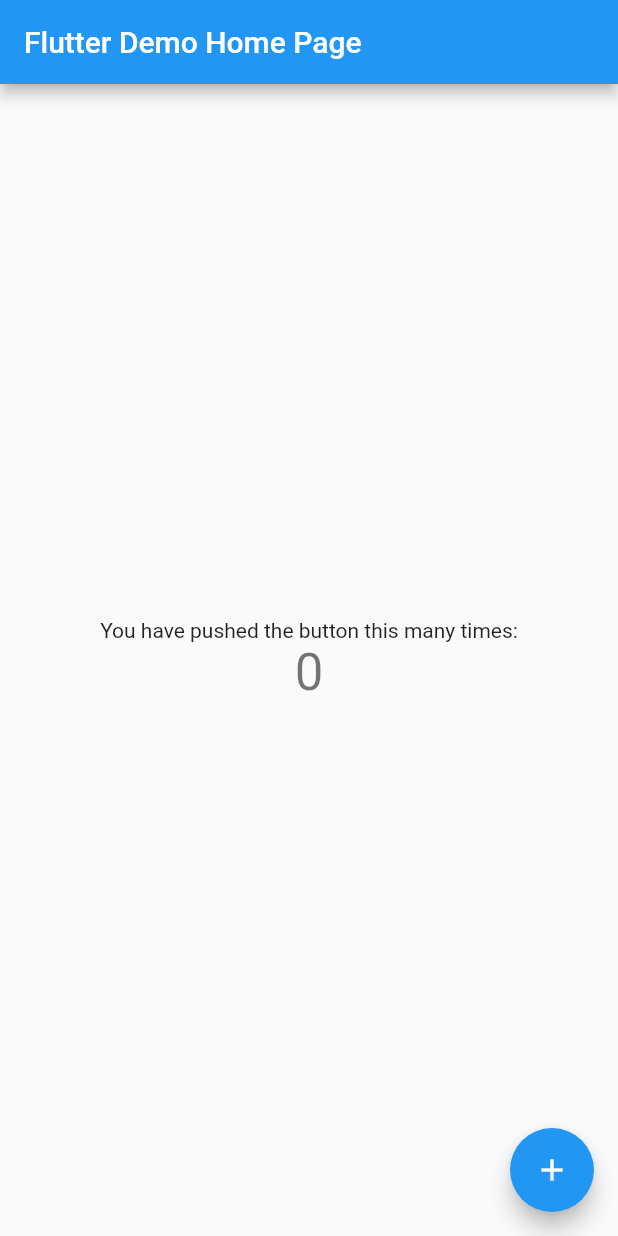
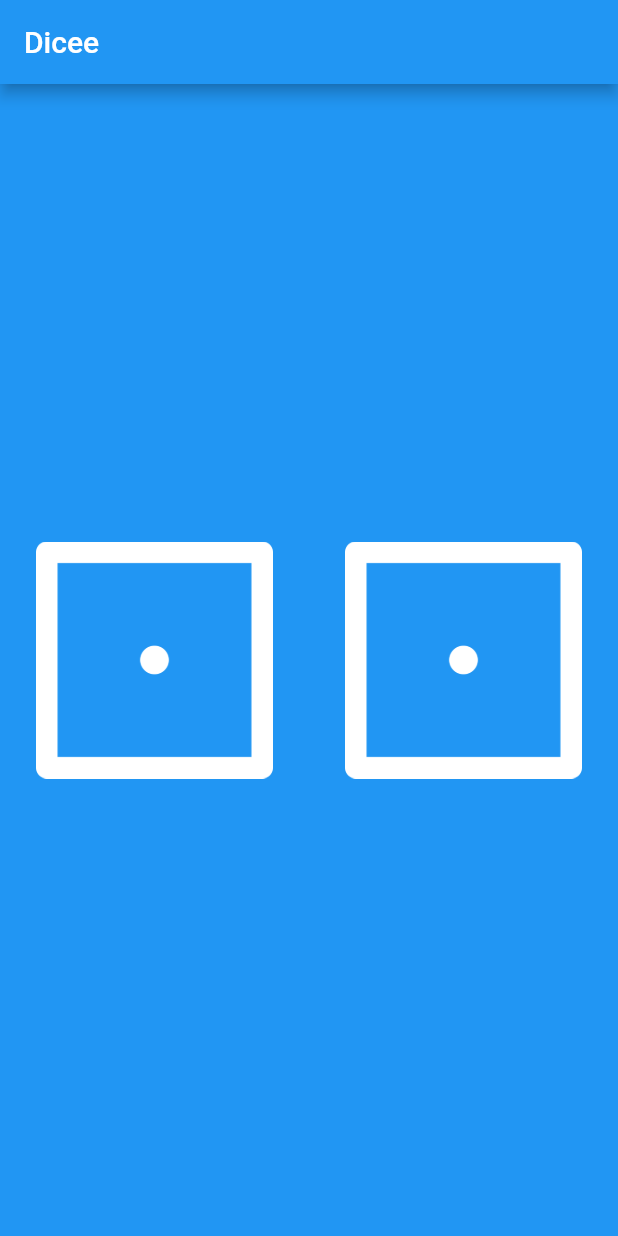
Before and after one commit to junkajii/dicee, a Flutter app: the screen it shows after launch, on a phone screen of 412 x 824 dp. Run offline on Flutter 3.47's test engine with Material 2 defaults, Android fonts, the phone set to English and light mode, and no system bars.

Commit message:
✨ dicee app

```diff
--- a/lib/main.dart
+++ b/lib/main.dart
@@ -1,113 +1,69 @@
+import 'dart:math';
+
 import 'package:flutter/material.dart';
 
 void main() {
-  runApp(MyApp());
+  return runApp(
+    MaterialApp(
+      debugShowCheckedModeBanner: false,
+      home: Scaffold(
+        backgroundColor: Colors.blue,
+        appBar: AppBar(
+          title: Text('Dicee'),
+        ),
+        body: DiceePage(),
+      ),
+    ),
+  );
 }
 
-class MyApp extends StatelessWidget {
-  // This widget is the root of your application.
+class DiceePage extends StatefulWidget {
   @override
-  Widget build(BuildContext context) {
-    return MaterialApp(
-      title: 'Flutter Demo',
-      theme: ThemeData(
-        // This is the theme of your application.
-        //
-        // Try running your application with "flutter run". You'll see the
-        // application has a blue toolbar. Then, without quitting the app, try
-        // changing the primarySwatch below to Colors.green and then invoke
-        // "hot reload" (press "r" in the console where you ran "flutter run",
-        // or simply save your changes to "hot reload" in a Flutter IDE).
-        // Notice that the counter didn't reset back to zero; the application
-        // is not restarted.
-        primarySwatch: Colors.blue,
-      ),
-      home: MyHomePage(title: 'Flutter Demo Home Page'),
-    );
-  }
+  _DiceePageState createState() => _DiceePageState();
 }
 
-class MyHomePage extends StatefulWidget {
-  MyHomePage({Key? key, required this.title}) : super(key: key);
+class _DiceePageState extends State<DiceePage> {
+  int leftDiceNumber = 1;
+  int rightDiceNumber = 1;
 
-  // This widget is the home page of your application. It is stateful, meaning
-  // that it has a State object (defined below) that contains fields that affect
-  // how it looks.
-
-  // This class is the configuration for the state. It holds the values (in this
-  // case the title) provided by the parent (in this case the App widget) and
-  // used by the build method of the State. Fields in a Widget subclass are
-  // always marked "final".
-
-  final String title;
-
-  @override
-  _MyHomePageState createState() => _MyHomePageState();
-}
-
-class _MyHomePageState extends State<MyHomePage> {
-  int _counter = 0;
-
-  void _incrementCounter() {
+  void rollDices() {
     setState(() {
-      // This call to setState tells the Flutter framework that something has
-      // changed in this State, which causes it to rerun the build method below
-      // so that the display can reflect the updated values. If we changed
-      // _counter without calling setState(), then the build method would not be
-      // called again, and so nothing would appear to happen.
-      _counter++;
+      leftDiceNumber = Random().nextInt(6) + 1;
+      rightDiceNumber = Random().nextInt(6) + 1;
     });
   }
 
   @override
   Widget build(BuildContext context) {
-    // This method is rerun every time setState is called, for instance as done
-    // by the _incrementCounter method above.
-    //
-    // The Flutter framework has been optimized to make rerunning build methods
-    // fast, so that you can just rebuild anything that needs updating rather
-    // than having to individually change instances of widgets.
-    return Scaffold(
-      appBar: AppBar(
-        // Here we take the value from the MyHomePage object that was created by
-        // the App.build method, and use it to set our appbar title.
-        title: Text(widget.title),
-      ),
-      body: Center(
-        // Center is a layout widget. It takes a single child and positions it
-        // in the middle of the parent.
-        child: Column(
-          // Column is also a layout widget. It takes a list of children and
-          // arranges them vertically. By default, it sizes itself to fit its
-          // children horizontally, and tries to be as tall as its parent.
-          //
-          // Invoke "debug painting" (press "p" in the console, choose the
-          // "Toggle Debug Paint" action from the Flutter Inspector in Android
-          // Studio, or the "Toggle Debug Paint" command in Visual Studio Code)
-          // to see the wireframe for each widget.
-          //
-          // Column has various properties to control how it sizes itself and
-          // how it positions its children. Here we use mainAxisAlignment to
-          // center the children vertically; the main axis here is the vertical
-          // axis because Columns are vertical (the cross axis would be
-          // horizontal).
-          mainAxisAlignment: MainAxisAlignment.center,
-          children: <Widget>[
-            Text(
-              'You have pushed the button this many times:',
+    return Center(
+      child: Padding(
+        padding: const EdgeInsets.symmetric(horizontal: 24),
+        child: Row(
+          children: [
+            Expanded(
+              child: InkWell(
+                child: Image.asset('images/dice$leftDiceNumber.png'),
+                onTap: () {
+                  rollDices();
+                  print('🎲 tap');
+                },
+              ),
             ),
-            Text(
-              '$_counter',
-              style: Theme.of(context).textTheme.headline4,
+            SizedBox(
+              width: 48,
+            ),
+            Expanded(
+              child: InkWell(
+                child: Image.asset('images/dice$rightDiceNumber.png'),
+                onTap: () {
+                  rollDices();
+                  print('tap 🎲');
+                },
+              ),
             ),
           ],
         ),
       ),
-      floatingActionButton: FloatingActionButton(
-        onPressed: _incrementCounter,
-        tooltip: 'Increment',
-        child: Icon(Icons.add),
-      ), // This trailing comma makes auto-formatting nicer for build methods.
     );
   }
 }
```
